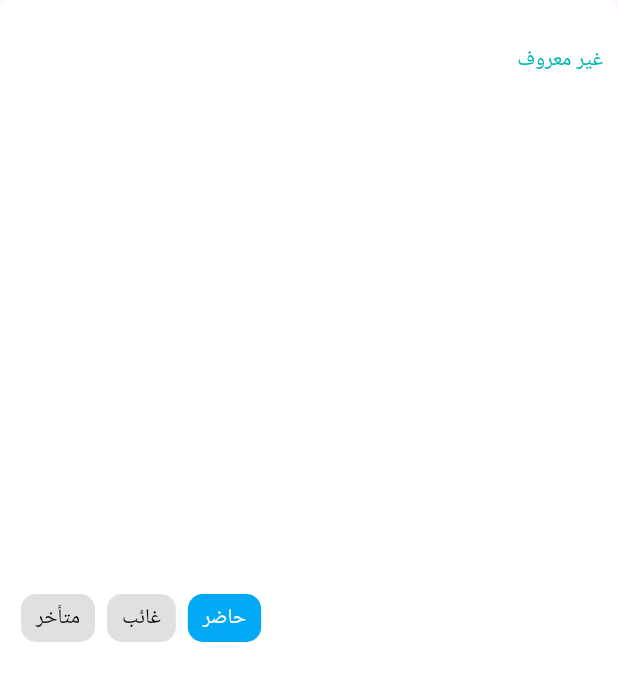
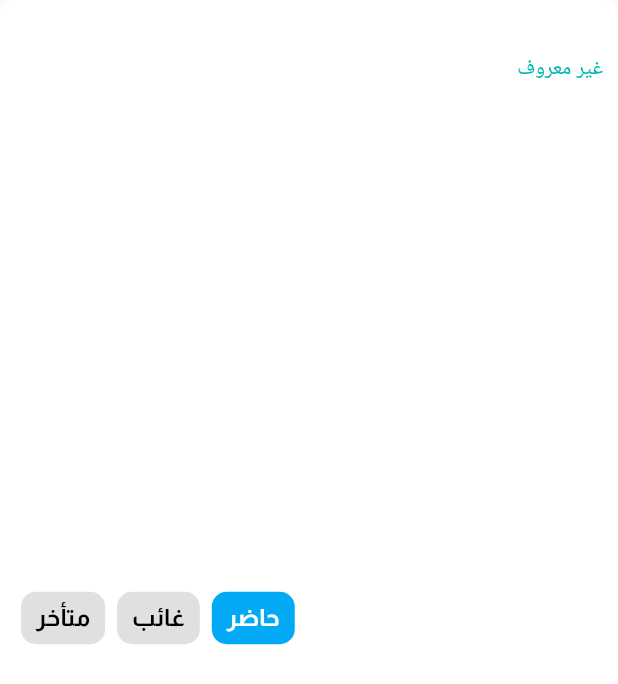
Before and after one commit to wafaaltawel/Mosque, a Flutter app: the AttendanceListItem widget shown alone on an empty page, opened directly with empty values, on a phone screen of 412 x 824 dp. Shown: the top 684 px of the screen. Run offline on Flutter 3.47's test engine with Material 3 defaults, Android fonts, the phone set to English and light mode, and no system bars; our stand-ins replace dio, flutter_bloc, shared_preferences; accounts and stored records are empty; network calls fail; Roboto replaces fonts that are missing (Cairo); statements that could not run were skipped.

Commit message:
تعديل الخطوط والاحام

```diff
--- a/lib/core/constants/appBar.dart
+++ b/lib/core/constants/appBar.dart
@@ -1,6 +1,7 @@
 // ignore: file_names
 import 'package:flutter/material.dart';
 import 'package:flutter_bloc/flutter_bloc.dart';
+import 'package:quran/core/constants/fonts.dart';
 import 'package:quran/presentation/blocs/main/main_bloc.dart';
 import 'package:quran/presentation/blocs/main/main_state.dart';
 
@@ -18,7 +19,8 @@
           if (state is MainLoaded) {
             return Text(
               'منصة حلقات',
-              style: const TextStyle(
+              style: FontStyles.bodyText.copyWith(
+                fontSize: 25,
                 color: Colors.black,
                 fontWeight: FontWeight.bold,
               ),
--- /dev/null
+++ b/lib/core/constants/fonts.dart
@@ -0,0 +1,32 @@
+import 'package:flutter/material.dart';
+
+class FontStyles {
+  // ألوان عامة
+  static const Color primaryColor = Color(0xFF1E88E5);
+  static const Color secondaryColor = Color(0xFF42A5F5);
+  static const Color backgroundColor = Color(0xFFF5F5F5);
+  static const Color textColor = Colors.black;
+
+  // أحجام
+  static const double headingFontSize = 24;
+  static const double bodyFontSize = 16;
+  static const double smallFontSize = 12;
+
+  static const String fontFamily = 'Almarai';
+
+  // أنماط النصوص
+
+  static const TextStyle bodyText = TextStyle(
+    fontFamily: fontFamily,
+    fontSize: 20,
+    fontWeight: FontWeight.bold,
+
+  );
+
+  static const TextStyle smallText = TextStyle(
+    fontFamily: fontFamily,
+    fontSize: smallFontSize,
+    color: textColor,
+  );
+
+}
--- a/lib/presentation/screens/attendance_screen.dart
+++ b/lib/presentation/screens/attendance_screen.dart
@@ -1,5 +1,6 @@
 import 'package:flutter/material.dart';
 import 'package:flutter_bloc/flutter_bloc.dart';
+import 'package:quran/core/constants/fonts.dart';
 import 'package:quran/presentation/blocs/attendance/attendance_bloc.dart';
 import 'package:quran/presentation/widgets/attendance_widgets/AttendanceListItem.dart';
 import 'package:quran/presentation/widgets/attendance_widgets/StatusSubmitButton.dart';
@@ -31,9 +32,9 @@
       padding: const EdgeInsets.all(12),
       child: Column(
         children: [
-          const Text(
+          Text(
             'التفقد والحضور',
-            style: TextStyle(fontSize: 20, fontWeight: FontWeight.bold),
+           style:  FontStyles.bodyText,
           ),
           const SizedBox(height: 10),
           Expanded(
--- a/lib/presentation/screens/home_screen.dart
+++ b/lib/presentation/screens/home_screen.dart
@@ -2,6 +2,7 @@
 import 'package:flutter_bloc/flutter_bloc.dart';
 import 'package:quran/core/constants/appBar.dart';
 import 'package:quran/core/constants/bottomNavigation.dart';
+import 'package:quran/core/constants/fonts.dart';
 import 'package:quran/core/network/api_service.dart';
 import 'package:quran/core/network/dio_helper.dart';
 import 'package:quran/data/repositories/attendancer_repository.dart';
@@ -149,6 +150,10 @@
   currentIndex: currentIndex,
   selectedItemColor: const Color(0xFF2b836b),
   unselectedItemColor: Colors.grey,
+
+  selectedLabelStyle: FontStyles.bodyText,
+  unselectedLabelStyle: FontStyles.bodyText,
+
   onTap: (index) {
     setState(() => currentIndex = index);
   },
@@ -158,6 +163,7 @@
     BottomNavigationBarItem(icon: Icon(Icons.check), label: 'الحضور'),
   ],
 ),
+
     );
   }
 }
--- a/lib/presentation/widgets/attendance_widgets/AttendanceListItem.dart
+++ b/lib/presentation/widgets/attendance_widgets/AttendanceListItem.dart
@@ -1,5 +1,6 @@
 import 'package:flutter/material.dart';
 import 'package:quran/core/constants/EducationalClassText.dart';
+import 'package:quran/core/constants/fonts.dart';
 import 'package:quran/data/models/main_data_model.dart';
 
 class AttendanceListItem extends StatelessWidget {
@@ -31,6 +32,8 @@
                 context,
                 label: 'متأخر',
                 delayValue: 500,
+                textStyle: FontStyles.bodyText.copyWith(fontSize: 18),
+
                 selected: selectedDelay,
                 color: Colors.orange,
               ),
@@ -38,6 +41,7 @@
                 context,
                 label: 'غائب',
                 delayValue: 1000,
+                textStyle: FontStyles.bodyText.copyWith(fontSize: 20),
                 selected: selectedDelay,
                 color: Colors.pink,
               ),
@@ -45,17 +49,23 @@
                 context,
                 label: 'حاضر',
                 delayValue: 0,
+                textStyle: FontStyles.bodyText.copyWith(fontSize: 18),
+
                 selected: selectedDelay,
                 color: Colors.lightBlue,
               ),
             ],
           ),
+
           Column(
             crossAxisAlignment: CrossAxisAlignment.end,
             children: [
               Text(
                 "${student.firstName} ${student.lastName}",
-                style: const TextStyle(fontWeight: FontWeight.bold),
+                style: FontStyles.bodyText.copyWith(
+                  fontSize: 18,
+                  fontWeight: FontWeight.bold,
+                ),
               ),
               EducationalClassText(classNumber: student.educationalClass),
             ],
@@ -71,6 +81,7 @@
     required int delayValue,
     required int? selected,
     required Color color,
+    required TextStyle textStyle,
   }) {
     if (delayValue == 500) {
       final isSelected = selected != null && selected > 0 && selected <= 90;
@@ -83,10 +94,12 @@
               context: context,
               builder: (context) => ListView(
                 children: options
-                    .map((minute) => ListTile(
-                          title: Text('متأخر $minute دقيقة'),
-                          onTap: () => Navigator.pop(context, minute),
-                        ))
+                    .map(
+                      (minute) => ListTile(
+                        title: Text('متأخر $minute دقيقة'),
+                        onTap: () => Navigator.pop(context, minute),
+                      ),
+                    )
                     .toList(),
               ),
             );
@@ -103,8 +116,10 @@
             padding: const EdgeInsets.symmetric(horizontal: 10, vertical: 6),
             child: Text(
               isSelected ? 'متأخر ($selected د)' : label,
-              style:
-                  TextStyle(color: isSelected ? Colors.white : Colors.black),
+              style: FontStyles.bodyText.copyWith(
+                color: isSelected ? Colors.white : Colors.black,
+                fontSize: 16,
+              ),
             ),
           ),
         ),
@@ -124,7 +139,10 @@
           padding: const EdgeInsets.symmetric(horizontal: 10, vertical: 6),
           child: Text(
             label,
-            style: TextStyle(color: isSelected ? Colors.white : Colors.black),
+            style: FontStyles.bodyText.copyWith(
+              color: isSelected ? Colors.white : Colors.black,
+              fontSize: 16,
+            ),
           ),
         ),
       ),
```
Also changed, not shown: assets/fonts/Almarai/OFL.txt (added, +93 -0 lines), lib/presentation/widgets/attendance_widgets/StatusSubmitButton.dart (+8 -5 lines), lib/presentation/widgets/listening_widgets/listeningsessioncard.dart (+9 -5 lines), lib/presentation/widgets/listening_widgets/startsessionbuttonandtitle.dart (+9 -9 lines), lib/presentation/widgets/main_screen_widgets.dart/students_list.dart (+7 -3 lines), pubspec.yaml (+13 -1 lines), assets/fonts/Almarai/Almarai-Bold.ttf (added), assets/fonts/Almarai/Almarai-ExtraBold.ttf (added), assets/fonts/Almarai/Almarai-Light.ttf (added), assets/fonts/Almarai/Almarai-Regular.ttf (added), assets/images/WIN_20250423_13_35_50_Pro.jpg (renamed from images/WIN_20250423_13_35_50_Pro.jpg), assets/images/icon.png.jpeg (renamed from images/icon.png.jpeg). Lines whose indentation alone changed are shown as unchanged.
